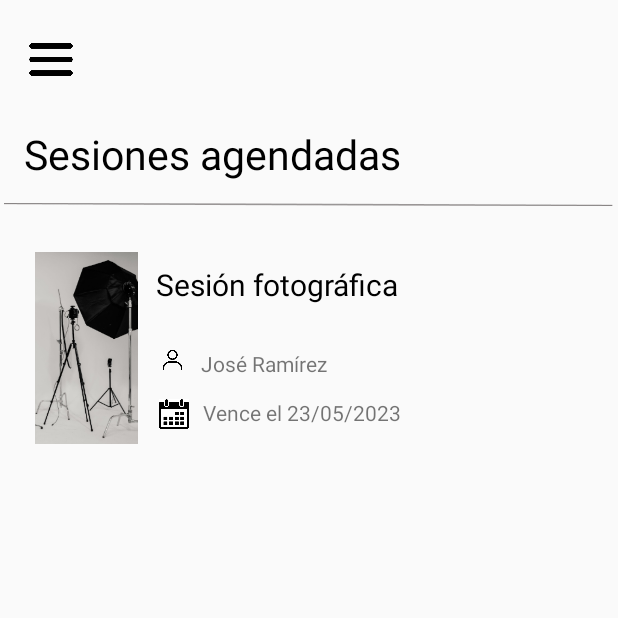
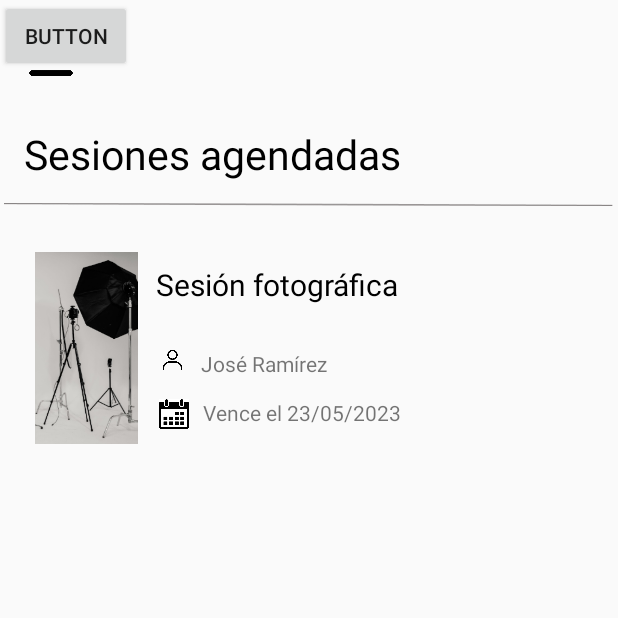
Before and after one commit to vicrenlopez14/CAMVI, an Android app: the fragment FragmentSesionesAgendadas shown on its own in the app's theme, on a phone screen of 412 x 824 dp, the top half of it. Run offline under Robolectric (Android 15) with nearby library versions, the phone set to English and light mode, and no system bars.

Commit message:
Sesiones agendadas

```diff
--- a/app/src/main/res/layout/fragment_sesiones_agendadas.xml
+++ b/app/src/main/res/layout/fragment_sesiones_agendadas.xml
@@ -118,4 +118,12 @@
         app:layout_constraintTop_toBottomOf="@+id/imageView14"
         app:layout_constraintVertical_bias="0.191" />
 
+    <Button
+        android:id="@+id/button7"
+        android:layout_width="wrap_content"
+        android:layout_height="wrap_content"
+        android:text="Button"
+        tools:layout_editor_absoluteX="294dp"
+        tools:layout_editor_absoluteY="179dp" />
+
 </androidx.constraintlayout.widget.ConstraintLayout>
```
